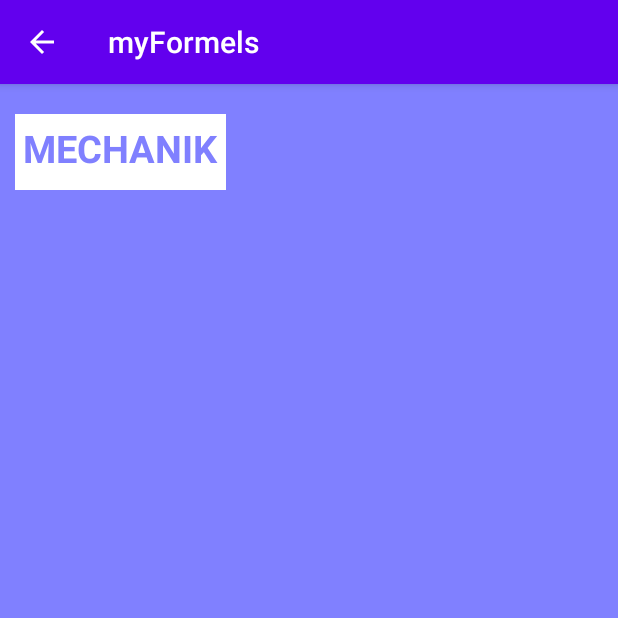
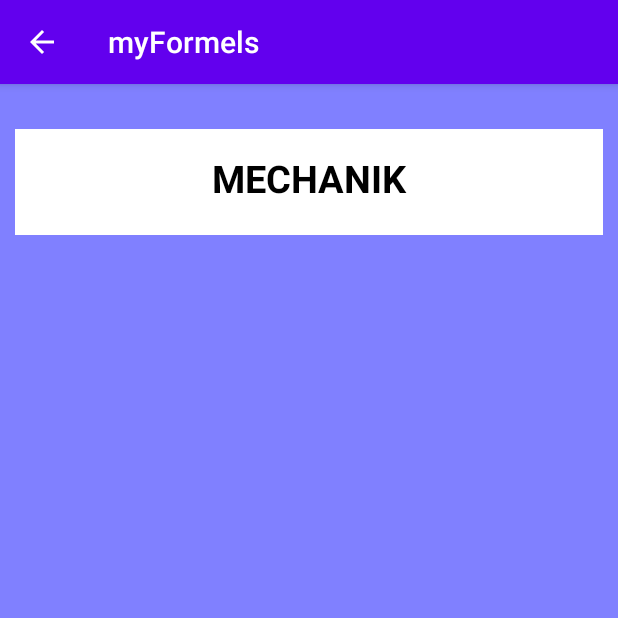
Before and after one commit to MarcPekoua/Myformels, an Android app: the screen it shows after launch (MathFormListActivity), after a tap on "PHYSIK", on a phone screen of 412 x 824 dp, the top half of it. Run offline under Robolectric (Android 15) with nearby library versions, the phone set to English and light mode, and no system bars; our stand-ins replace Room's generated code.

Commit message:
SearchView, Design

```diff
--- a/app/src/main/java/com/example/myformels/MainActivity.kt
+++ b/app/src/main/java/com/example/myformels/MainActivity.kt
@@ -5,42 +5,39 @@ import Database.Formel_Entity
 import android.content.Intent
 import androidx.appcompat.app.AppCompatActivity
 import android.os.Bundle
-import android.provider.Settings
 import android.view.Menu
 import android.view.MenuItem
 import android.widget.ArrayAdapter
-import android.widget.SearchView
 import android.widget.Toast
-import android.widget.Toolbar
 import androidx.appcompat.app.ActionBarDrawerToggle
-import androidx.appcompat.widget.ToolbarWidgetWrapper
-import androidx.core.content.ContextCompat.startActivity
-import androidx.room.Room
-import kotlinx.android.synthetic.*
 import kotlinx.android.synthetic.main.activity_main.*
-import kotlinx.android.synthetic.main.math_form_list.*
-import kotlinx.coroutines.*
+import kotlinx.coroutines.GlobalScope
+import kotlinx.coroutines.launch
 
 
 class MainActivity : AppCompatActivity() {
     lateinit var toggle: ActionBarDrawerToggle
     lateinit var adapter : ArrayAdapter<*>
     lateinit var adapterLeer : ArrayAdapter<*>
-    var listTest : MutableList<String> = mutableListOf()
+    var listForm : MutableList<String> = mutableListOf()
     var listLeer : MutableList<String> = mutableListOf()
 
     override fun onCreate(savedInstanceState: Bundle?) {
-
-
-
-
         super.onCreate(savedInstanceState)
         setContentView(R.layout.activity_main)
-        listTest.add("Formel1")
-        listTest.add("Formel2")
-        listTest.add("Formel3")
-        listTest.add("Formel4")
-        adapter = ArrayAdapter(this,android.R.layout.simple_list_item_1,listTest )
+
+        GlobalScope.launch {
+            val db: FachDB = FachDB.getDatabase(applicationContext)
+            val list:List<Formel_Entity> = db.fachDAO().getAll()
+
+            runOnUiThread{
+                list.forEach {
+                    listForm.add(it.formelName)
+                }
+            }
+        }
+
+        adapter = ArrayAdapter(this,android.R.layout.simple_list_item_1,listForm )
         adapterLeer = ArrayAdapter(this,android.R.layout.simple_list_item_1,listLeer )
         toggle = ActionBarDrawerToggle(this, firstView, R.string.open, R.string.close)
         firstView.addDrawerListener(toggle)
@@ -79,7 +76,6 @@ class MainActivity : AppCompatActivity() {
              startActivity(intent)
          }
 
-        mainPhisikBtn
     }
 
 
@@ -93,7 +89,6 @@ class MainActivity : AppCompatActivity() {
 
     override fun onCreateOptionsMenu(menu: Menu?): Boolean {
         menuInflater.inflate(R.menu.search,menu)
-
         val search=menu?.findItem(R.id.menu_search)
         val searchView= search?.actionView as androidx.appcompat.widget.SearchView
         searchView.queryHint = "Formeln suchen"
@@ -102,19 +97,21 @@ class MainActivity : AppCompatActivity() {
             override fun onQueryTextSubmit(query: String?): Boolean {
                 return false
             }
-            //TODO("Style must be changed")
             override fun onQueryTextChange(newText: String?): Boolean {
                 if (newText == ""){
                     list_search_view.adapter=adapterLeer
                 }
                 else{
+
                     list_search_view.adapter=adapter
                     adapter.filter.filter(newText)
                 }
                 return true
             }
+        })
 
-        })
+
+
 
         return super.onCreateOptionsMenu(menu)
     }
--- a/app/src/main/java/com/example/myformels/searchBar/searchBar.kt
+++ b/app/src/main/java/com/example/myformels/searchBar/searchBar.kt
@@ -12,9 +12,6 @@ import kotlinx.android.synthetic.main.search_bar.*
 class searchBar:Fragment() {
     override fun onCreate(savedInstanceState: Bundle?) {
         super.onCreate(savedInstanceState)
-        test.setOnLongClickListener {
-            Toast.makeText(context,"clicked Math", Toast.LENGTH_LONG).show()
-            true
-        }
+
     }
 }
--- a/app/src/main/res/layout/math_form_list_item.xml
+++ b/app/src/main/res/layout/math_form_list_item.xml
@@ -10,13 +10,13 @@
     >
 
     <LinearLayout
-        android:layout_width="wrap_content"
+        android:layout_width="match_parent"
         android:layout_height="wrap_content"
-        android:layout_gravity="center_horizontal"
-        android:layout_marginTop="10dp"
+        android:layout_gravity="center"
+        android:layout_marginTop="20dp"
         android:background="#ffffff"
         android:orientation="vertical"
-        android:padding="5dp">
+        android:padding="15dp">
 
         <TextView
             android:id="@+id/MathFormlistActivityItemname"
@@ -26,7 +26,7 @@
             android:textAlignment="center"
 
             android:textAllCaps="true"
-            android:textColor="#8080ff"
+            android:textColor="#000"
             android:textSize="25sp"
             android:textStyle="bold" />
 
--- a/app/src/main/res/layout/search_bar.xml
+++ b/app/src/main/res/layout/search_bar.xml
@@ -5,11 +5,7 @@
     xmlns:tools="http://schemas.android.com/tools"
     tools:context=".searchBar.searchBar"
     android:orientation="vertical">
-    <Button
-        android:id="@+id/test"
-        android:layout_width="match_parent"
-        android:layout_height="match_parent"
-        android:text="test"/>
+
     <androidx.recyclerview.widget.RecyclerView
         android:layout_width="match_parent"
         android:layout_height="match_parent"
--- a/app/src/main/res/menu/search.xml
+++ b/app/src/main/res/menu/search.xml
@@ -4,7 +4,7 @@
     <item
         android:id="@+id/menu_search"
         android:title="Search"
-        app:showAsAction="always|collapseActionView"
+        app:showAsAction="always"
         app:actionViewClass="androidx.appcompat.widget.SearchView" />
 
 </menu>
```
Also changed, not shown: app/src/main/res/layout/activity_main.xml (+17 -10 lines).
